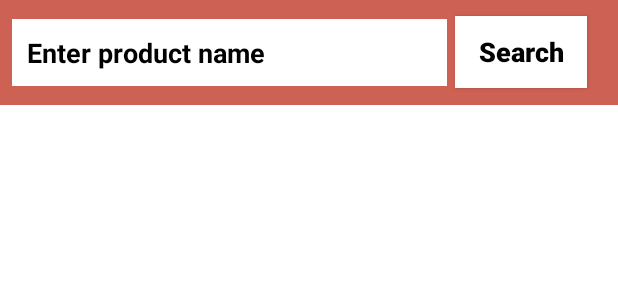
After one commit to BogdanBotez/MagazinArticoleSportive, an Android app: the layout activity_search_products.xml on its own in the app's theme, with its tools: preview values and no code run, on a phone screen of 412 x 824 dp. The commit adds this screen. Shown: the top 300 px of the screen. Run offline under Robolectric (Android 15) with nearby library versions, the phone set to English and light mode, and no system bars.

Commit message:
Added search product functionality.

```diff
--- a/app/src/main/AndroidManifest.xml
+++ b/app/src/main/AndroidManifest.xml
@@ -12,7 +12,9 @@
         android:roundIcon="@mipmap/ic_launcher_round"
         android:supportsRtl="true"
         android:theme="@style/AppTheme">
-        <activity android:name=".AdminOrdersActivity"></activity>
+        <activity android:name=".SearchProductsActivity"></activity>
+        <activity android:name=".AdminOrderDetailsActivity" />
+        <activity android:name=".AdminOrdersActivity" />
         <activity android:name=".ConfirmOrderActivity" />
         <activity android:name=".CartActivity" />
         <activity android:name=".ProductDetailsActivity" />
--- a/app/src/main/java/com/example/magazinarticolesportive/HomeActivity.java
+++ b/app/src/main/java/com/example/magazinarticolesportive/HomeActivity.java
@@ -167,7 +167,9 @@ public class HomeActivity extends AppCompatActivity
             Intent intent = new Intent(HomeActivity.this, CartActivity.class);
             startActivity(intent);
 
-        }else if(id == R.id.nav_orders){
+        }else if(id == R.id.nav_search){
+            Intent intent = new Intent(HomeActivity.this, SearchProductsActivity.class);
+            startActivity(intent);
 
         }else if(id == R.id.nav_categories){
 
--- a/app/src/main/java/com/example/magazinarticolesportive/SettingsActivity.java
+++ b/app/src/main/java/com/example/magazinarticolesportive/SettingsActivity.java
@@ -168,6 +168,7 @@ public class SettingsActivity extends AppCompatActivity {
                                 Uri downloadUrl = task.getResult();
                                 myUrl = downloadUrl.toString();
 
+                                //ToDo pentru update cantitate.
                                 DatabaseReference ref = FirebaseDatabase.getInstance().getReference().child("Users");
                                 HashMap<String, Object> userMap = new HashMap<>();
                                 userMap.put("name", nameEditText.getText().toString());
--- /dev/null
+++ b/app/src/main/res/layout/activity_search_products.xml
@@ -0,0 +1,58 @@
+<?xml version="1.0" encoding="utf-8"?>
+<RelativeLayout xmlns:android="http://schemas.android.com/apk/res/android"
+    xmlns:app="http://schemas.android.com/apk/res-auto"
+    xmlns:tools="http://schemas.android.com/tools"
+    android:layout_width="match_parent"
+    android:layout_height="match_parent"
+    tools:context=".SearchProductsActivity"
+    android:background="@color/background">
+
+    <RelativeLayout
+        android:id="@+id/rl4"
+        android:layout_width="match_parent"
+        android:layout_height="70dp"
+        android:background="@color/colorPrimaryDark"
+        android:layout_alignParentTop="true"
+        >
+        <EditText
+            android:id="@+id/search_product_name"
+            android:layout_width="290dp"
+            android:layout_height="wrap_content"
+            android:hint="Enter product name"
+            android:textColorHint="@android:color/black"
+            android:textColor="@android:color/black"
+            android:textSize="18sp"
+            android:textStyle="bold"
+            android:layout_centerVertical="true"
+            android:background="@android:color/white"
+            android:layout_marginLeft="8dp"
+            android:padding="10dp"
+            />
+
+        <Button
+            android:id="@+id/search_product_btn"
+            android:layout_width="wrap_content"
+            android:layout_height="wrap_content"
+            android:background="@android:color/white"
+            android:layout_toRightOf="@id/search_product_name"
+            android:text="Search"
+            android:textSize="18sp"
+            android:textStyle="bold"
+            android:layout_marginLeft="5dp"
+            android:layout_centerInParent="true"
+            android:textColor="@color/colorAccent"
+            android:padding="8dp"
+            android:textAllCaps="false"
+            />
+
+
+    </RelativeLayout>
+
+    <androidx.recyclerview.widget.RecyclerView
+        android:id="@+id/search_list"
+        android:layout_width="match_parent"
+        android:layout_height="match_parent"
+        android:layout_below="@+id/rl4"
+        />
+
+</RelativeLayout>
--- a/app/src/main/res/menu/activity_home_drawer.xml
+++ b/app/src/main/res/menu/activity_home_drawer.xml
@@ -10,9 +10,9 @@
             android:title="Cart"
             />
         <item
-            android:id="@+id/nav_orders"
+            android:id="@+id/nav_search"
             android:icon="@drawable/orders"
-            android:title="Orders"
+            android:title="Search"
             android:iconTint="@android:color/white"/>
         <item
             android:id="@+id/nav_categories"
```
Also changed, not shown: app/src/main/java/com/example/magazinarticolesportive/AdminOrderDetailsActivity.java (added, +74 -0 lines), app/src/main/java/com/example/magazinarticolesportive/AdminOrdersActivity.java (+50 -1 lines), app/src/main/java/com/example/magazinarticolesportive/SearchProductsActivity.java (added, +92 -0 lines), app/src/main/res/layout/activity_admin_order_details.xml (added, +42 -0 lines).
